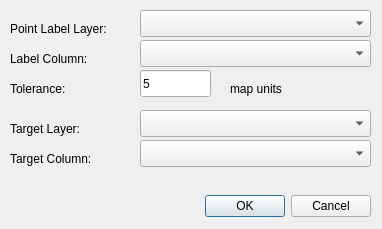
Old version of the form label2attr_dialog_base.ui in the repository zsiki/Label2Attr.
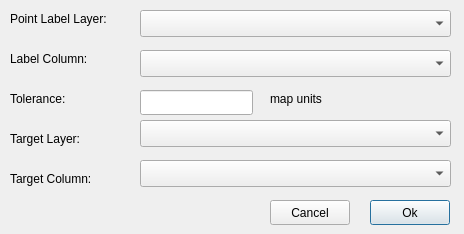
New version of the form. Custom widgets are drawn as their Qt base class.

```diff
--- a/label2attr_dialog_base.ui
+++ b/label2attr_dialog_base.ui
@@ -6,34 +6,18 @@
    <rect>
     <x>0</x>
     <y>0</y>
-    <width>382</width>
-    <height>229</height>
+    <width>464</width>
+    <height>234</height>
    </rect>
   </property>
   <property name="windowTitle">
    <string>Label to Attribute</string>
   </property>
-  <widget class="QDialogButtonBox" name="button_box">
-   <property name="geometry">
-    <rect>
-     <x>70</x>
-     <y>190</y>
-     <width>301</width>
-     <height>32</height>
-    </rect>
-   </property>
-   <property name="orientation">
-    <enum>Qt::Horizontal</enum>
-   </property>
-   <property name="standardButtons">
-    <set>QDialogButtonBox::Cancel|QDialogButtonBox::Ok</set>
-   </property>
-  </widget>
   <widget class="QLabel" name="label">
    <property name="geometry">
     <rect>
      <x>10</x>
-     <y>20</y>
+     <y>10</y>
      <width>131</width>
      <height>17</height>
     </rect>
@@ -47,7 +31,7 @@
     <rect>
      <x>140</x>
      <y>10</y>
-     <width>231</width>
+     <width>311</width>
      <height>27</height>
     </rect>
    </property>
@@ -56,64 +40,8 @@
    <property name="geometry">
     <rect>
      <x>10</x>
-     <y>120</y>
-     <width>101</width>
-     <height>17</height>
-    </rect>
-   </property>
-   <property name="text">
-    <string>Target Layer:</string>
-   </property>
-  </widget>
-  <widget class="QComboBox" name="TargetLayerCombo">
-   <property name="geometry">
-    <rect>
-     <x>140</x>
-     <y>110</y>
-     <width>231</width>
-     <height>27</height>
-    </rect>
-   </property>
-  </widget>
-  <widget class="QLabel" name="label_3">
-   <property name="geometry">
-    <rect>
-     <x>10</x>
-     <y>150</y>
-     <width>111</width>
-     <height>17</height>
-    </rect>
-   </property>
-   <property name="text">
-    <string>Target Column:</string>
-   </property>
-  </widget>
-  <widget class="QComboBox" name="TargetColumnCombo">
-   <property name="geometry">
-    <rect>
-     <x>140</x>
-     <y>140</y>
-     <width>231</width>
-     <height>27</height>
-    </rect>
-   </property>
-  </widget>
-  <widget class="QComboBox" name="LabelColumnCombo">
-   <property name="geometry">
-    <rect>
-     <x>140</x>
-     <y>40</y>
-     <width>231</width>
-     <height>27</height>
-    </rect>
-   </property>
-  </widget>
-  <widget class="QLabel" name="label_4">
-   <property name="geometry">
-    <rect>
-     <x>10</x>
      <y>50</y>
-     <width>111</width>
+     <width>121</width>
      <height>17</height>
     </rect>
    </property>
@@ -121,12 +49,22 @@
     <string>Label Column:</string>
    </property>
   </widget>
-  <widget class="QLabel" name="label_5">
+  <widget class="QgsFieldComboBox" name="LabelColumnCombo">
+   <property name="geometry">
+    <rect>
+     <x>140</x>
+     <y>50</y>
+     <width>311</width>
+     <height>27</height>
+    </rect>
+   </property>
+  </widget>
+  <widget class="QLabel" name="label_3">
    <property name="geometry">
     <rect>
      <x>10</x>
-     <y>80</y>
-     <width>121</width>
+     <y>90</y>
+     <width>101</width>
      <height>17</height>
     </rect>
    </property>
@@ -138,21 +76,93 @@
    <property name="geometry">
     <rect>
      <x>140</x>
-     <y>70</y>
-     <width>71</width>
+     <y>90</y>
+     <width>113</width>
+     <height>25</height>
+    </rect>
+   </property>
+  </widget>
+  <widget class="QLabel" name="label_4">
+   <property name="geometry">
+    <rect>
+     <x>10</x>
+     <y>130</y>
+     <width>121</width>
+     <height>17</height>
+    </rect>
+   </property>
+   <property name="text">
+    <string>Target Layer:</string>
+   </property>
+  </widget>
+  <widget class="QgsMapLayerComboBox" name="TargetLayerCombo">
+   <property name="geometry">
+    <rect>
+     <x>140</x>
+     <y>120</y>
+     <width>311</width>
      <height>27</height>
     </rect>
    </property>
+  </widget>
+  <widget class="QLabel" name="label_5">
+   <property name="geometry">
+    <rect>
+     <x>10</x>
+     <y>170</y>
+     <width>121</width>
+     <height>17</height>
+    </rect>
+   </property>
    <property name="text">
-    <string>5</string>
+    <string>Target Column:</string>
+   </property>
+  </widget>
+  <widget class="QgsFieldComboBox" name="TargetColumnCombo">
+   <property name="geometry">
+    <rect>
+     <x>140</x>
+     <y>160</y>
+     <width>311</width>
+     <height>27</height>
+    </rect>
+   </property>
+  </widget>
+  <widget class="QPushButton" name="cancelBtn">
+   <property name="geometry">
+    <rect>
+     <x>270</x>
+     <y>200</y>
+     <width>80</width>
+     <height>25</height>
+    </rect>
+   </property>
+   <property name="text">
+    <string>Cancel</string>
+   </property>
+  </widget>
+  <widget class="QPushButton" name="okBtn">
+   <property name="geometry">
+    <rect>
+     <x>370</x>
+     <y>200</y>
+     <width>80</width>
+     <height>25</height>
+    </rect>
+   </property>
+   <property name="text">
+    <string>Ok</string>
+   </property>
+   <property name="default">
+    <bool>true</bool>
    </property>
   </widget>
   <widget class="QLabel" name="label_6">
    <property name="geometry">
     <rect>
-     <x>230</x>
-     <y>80</y>
-     <width>121</width>
+     <x>270</x>
+     <y>90</y>
+     <width>151</width>
      <height>17</height>
     </rect>
    </property>
@@ -161,6 +171,18 @@
    </property>
   </widget>
  </widget>
+ <customwidgets>
+  <customwidget>
+   <class>QgsFieldComboBox</class>
+   <extends>QComboBox</extends>
+   <header>qgsfieldcombobox.h</header>
+  </customwidget>
+  <customwidget>
+   <class>QgsMapLayerComboBox</class>
+   <extends>QComboBox</extends>
+   <header>qgsmaplayercombobox.h</header>
+  </customwidget>
+ </customwidgets>
  <resources/>
  <connections>
   <connection>
```
Left out of the diff: 39 changed lines with no effect on the pictures.
